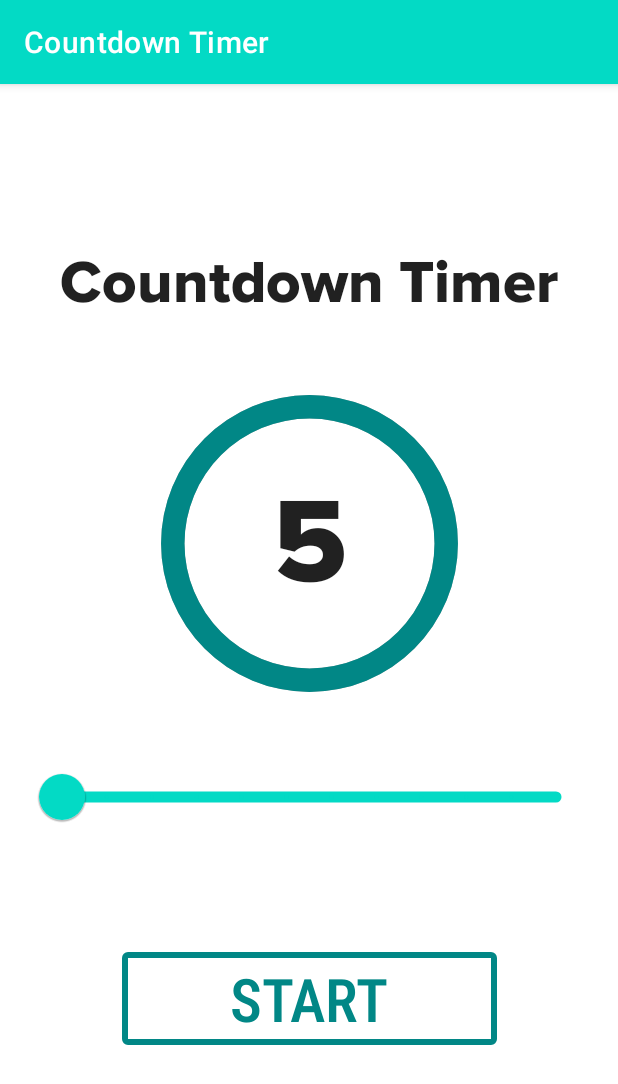
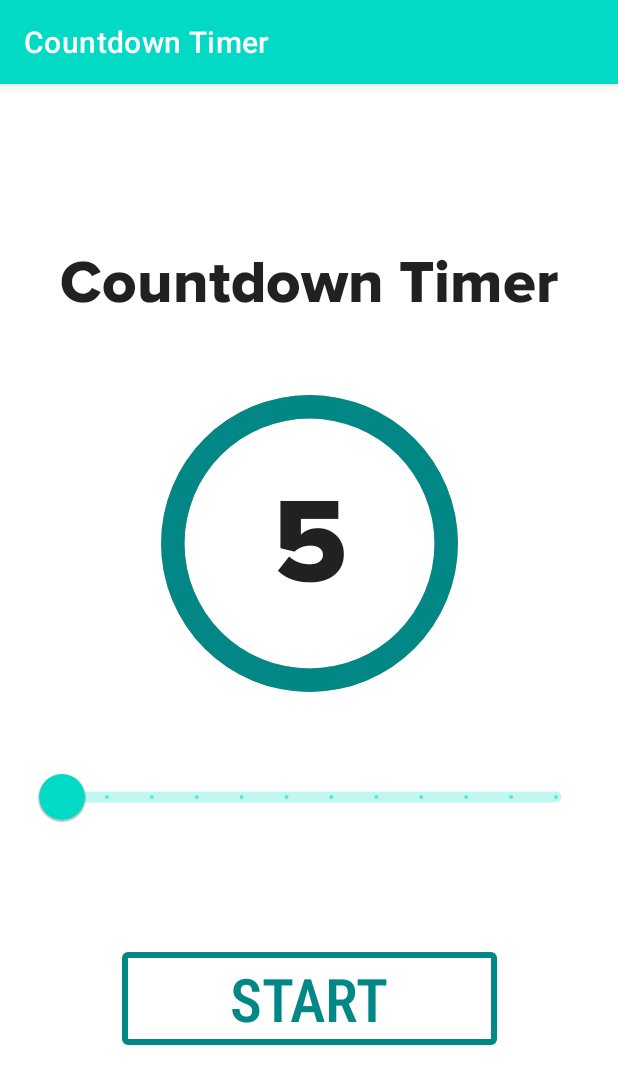
Before and after one commit to DmitHint/Practical-work-Android-course, an Android app: the screen it shows after launch (MainActivity), on a phone screen of 412 x 824 dp. Shown: the top 1084 px of the screen. Run offline under Robolectric (Android 15) with nearby library versions, the light colour scheme and no system bars.

Commit message:
track color removed and it can be gray if enabled

```diff
--- a/m3_components/app/src/main/res/layout/activity_main.xml
+++ b/m3_components/app/src/main/res/layout/activity_main.xml
@@ -83,7 +83,6 @@
         app:layout_constraintStart_toStartOf="parent"
         app:layout_constraintTop_toBottomOf="@id/progressCircular"
         app:thumbRadius="15dp"
-        app:trackColor="?attr/colorPrimary"
         app:trackHeight="7dp" />
 
     <Button
```
